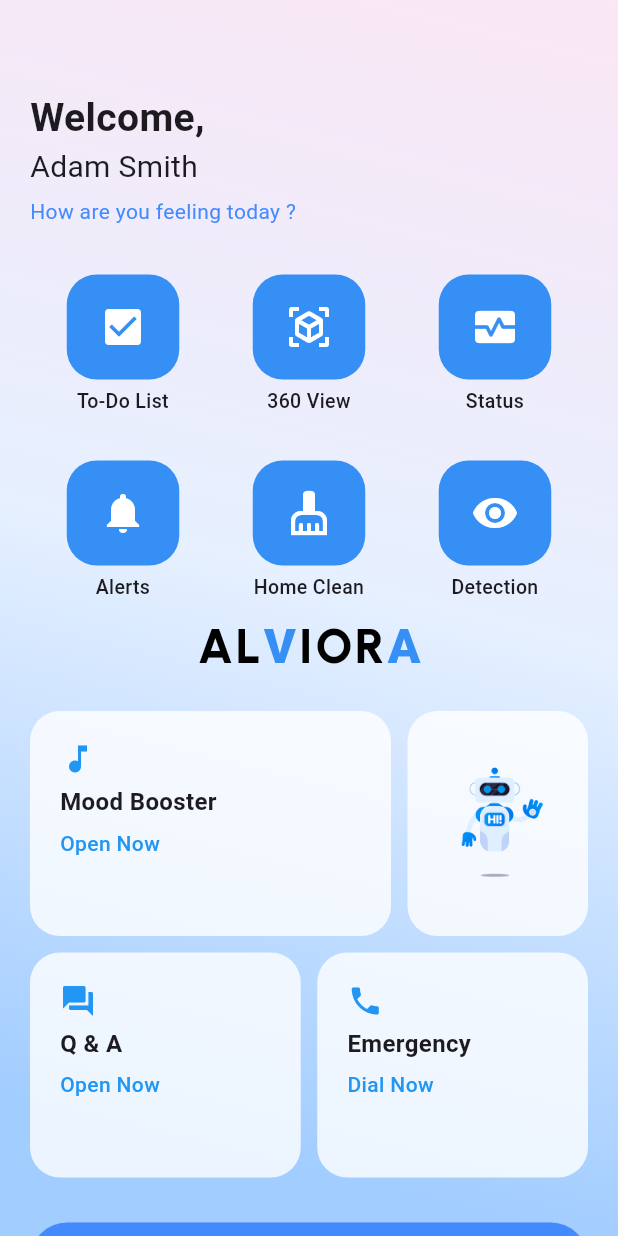
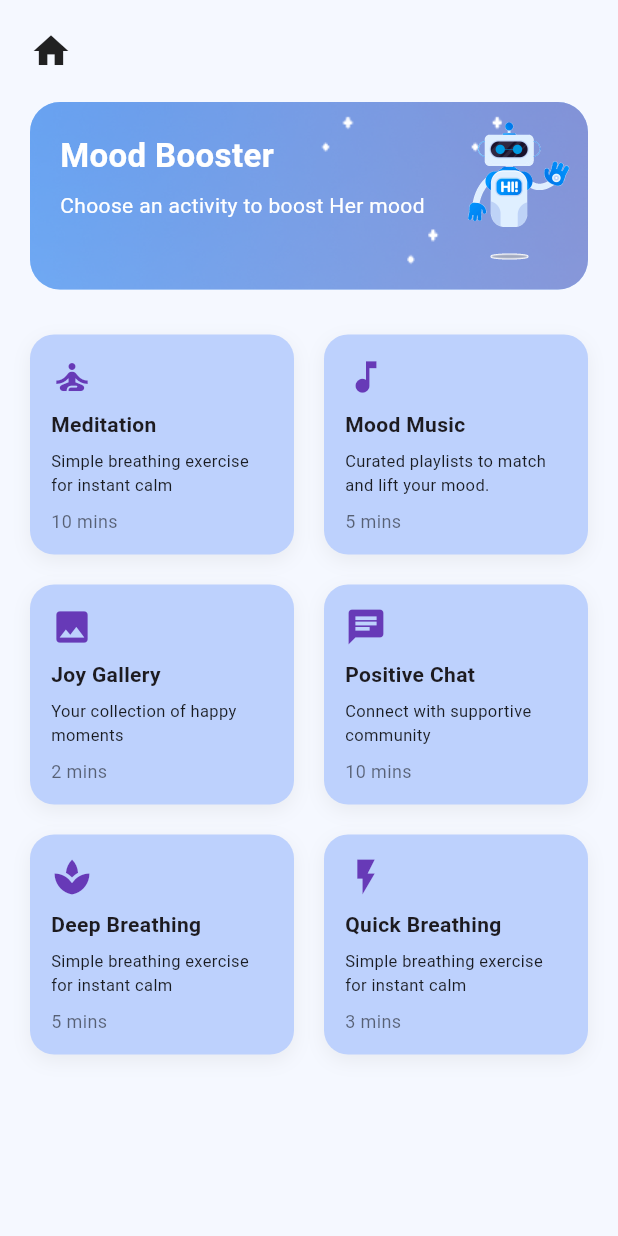
Before and after one commit to Sithumli/Alviora, a Flutter app: the HomeScreen screen opened directly, after a tap on "Mood Booster", on a phone screen of 412 x 824 dp. Run offline on Flutter 3.47's test engine with Material 3 defaults, Android fonts, the phone set to English and light mode, and no system bars; our stand-ins replace firebase_auth, firebase_core; accounts and stored records are empty.

Commit message:
Add Mood Booster screen and navigation

```diff
--- a/lib/home_screen.dart
+++ b/lib/home_screen.dart
@@ -1,4 +1,5 @@
 import 'package:flutter/material.dart';
+import 'package:alviora_app/mood_booster.dart';
 
 class HomeScreen extends StatelessWidget {
   const HomeScreen({Key? key}) : super(key: key);
@@ -48,7 +49,7 @@ class HomeScreen extends StatelessWidget {
 
                   // Icon buttons
                   SizedBox(
-                    height: 240, // Give a height to avoid layout issues
+                    height: 240,
                     child: GridView.count(
                       shrinkWrap: true,
                       physics: const NeverScrollableScrollPhysics(),
@@ -67,7 +68,6 @@ class HomeScreen extends StatelessWidget {
                     ),
                   ),
 
-                  // ALViora Text
                   const Padding(
                     padding: EdgeInsets.only(top: 0),
                     child: Center(
@@ -106,7 +106,13 @@ class HomeScreen extends StatelessWidget {
                       children: [
                         Expanded(
                           flex: 2,
-                          child: _buildCard("Mood Booster", Icons.music_note, "Open Now", () {}),
+                          child: _buildCard("Mood Booster", Icons.music_note, "Open Now", () {
+                            Navigator.push(
+                              context,
+                              MaterialPageRoute(
+                                  builder: (context) => const MoodBoosterScreen()),
+                            );
+                          }),
                         ),
                         const SizedBox(width: 11),
                         Expanded(
@@ -118,9 +124,7 @@ class HomeScreen extends StatelessWidget {
                               borderRadius: BorderRadius.circular(20),
                             ),
                             child: Center(
-                              child: Image.asset(
-                                "assets/robot2.png",
-                              ),
+                              child: Image.asset("assets/robot2.png"),
                             ),
                           ),
                         ),
--- /dev/null
+++ b/lib/mood_booster.dart
@@ -0,0 +1,193 @@
+import 'package:flutter/material.dart';
+import 'home_screen.dart'; // adjust the path as necessary
+
+class MoodBoosterScreen extends StatelessWidget {
+  const MoodBoosterScreen({Key? key}) : super(key: key);
+
+  @override
+  Widget build(BuildContext context) {
+    return Scaffold(
+      backgroundColor: const Color(0xFFF5F8FF),
+      body: SafeArea(
+        child: Padding(
+          padding: const EdgeInsets.all(20.0),
+          child: Column(
+            crossAxisAlignment: CrossAxisAlignment.start,
+            children: [
+              Row(
+                mainAxisAlignment: MainAxisAlignment.spaceBetween,
+                children: [
+                  GestureDetector(
+                    onTap: () {
+                      Navigator.push(
+                        context,
+                        MaterialPageRoute(builder: (context) => const HomeScreen()),
+                      );
+                    },
+                    child: const Icon(Icons.home, size: 28),
+                  ),
+                ],
+              ),
+              const SizedBox(height: 20),
+
+              // Mood Booster Card with background stars
+              Container(
+                width: double.infinity,
+                height: 125,
+                decoration: BoxDecoration(
+                  color: const Color(0xFFB4D9FF),
+                  borderRadius: BorderRadius.circular(20),
+                ),
+                child: Stack(
+                  children: [
+                    // Background stars image
+                    ClipRRect(
+                      borderRadius: BorderRadius.circular(20),
+                      child: Image.asset(
+                        'assets/background_moodbooster.png',
+                        fit: BoxFit.cover,
+                        width: double.infinity,
+                        height: double.infinity,
+                      ),
+                    ),
+                    // Text content
+                    Padding(
+                      padding: const EdgeInsets.all(20),
+                      child: Column(
+                        crossAxisAlignment: CrossAxisAlignment.start,
+                        children: const [
+                          Text(
+                            "Mood Booster",
+                            style: TextStyle(
+                              fontSize: 22,
+                              fontWeight: FontWeight.bold,
+                              color: Colors.white,
+                            ),
+                          ),
+                          SizedBox(height: 8),
+                          Text(
+                            "Choose an activity to boost Her mood",
+                            style: TextStyle(color: Colors.white, fontSize: 14),
+                          ),
+                        ],
+                      ),
+                    ),
+                    // Robot image
+                    Positioned(
+                      right: 0,
+                      top: 10,
+                      child: Image.asset('assets/robot2.png', height: 100),
+                    ),
+                  ],
+                ),
+              ),
+
+              const SizedBox(height: 30),
+
+              // Activity Grid
+              Expanded(
+                child: GridView.count(
+                  crossAxisCount: 2,
+                  mainAxisSpacing: 20,
+                  crossAxisSpacing: 20,
+                  childAspectRatio: 3 / 2.5,
+                  children: const [
+                    _ActivityTile(
+                      icon: Icons.self_improvement,
+                      title: 'Meditation',
+                      description: 'Simple breathing exercise for instant calm',
+                      time: '10 mins',
+                    ),
+                    _ActivityTile(
+                      icon: Icons.music_note,
+                      title: 'Mood Music',
+                      description: 'Curated playlists to match and lift your mood.',
+                      time: '5 mins',
+                    ),
+                    _ActivityTile(
+                      icon: Icons.photo,
+                      title: 'Joy Gallery',
+                      description: 'Your collection of happy moments',
+                      time: '2 mins',
+                    ),
+                    _ActivityTile(
+                      icon: Icons.chat,
+                      title: 'Positive Chat',
+                      description: 'Connect with supportive community',
+                      time: '10 mins',
+                    ),
+                    _ActivityTile(
+                      icon: Icons.spa,
+                      title: 'Deep Breathing',
+                      description: 'Simple breathing exercise for instant calm',
+                      time: '5 mins',
+                    ),
+                    _ActivityTile(
+                      icon: Icons.flash_on,
+                      title: 'Quick Breathing',
+                      description: 'Simple breathing exercise for instant calm',
+                      time: '3 mins',
+                    ),
+                  ],
+                ),
+              ),
+            ],
+          ),
+        ),
+      ),
+    );
+  }
+}
+
+class _ActivityTile extends StatelessWidget {
+  final IconData icon;
+  final String title;
+  final String description;
+  final String time;
+
+  const _ActivityTile({
+    required this.icon,
+    required this.title,
+    required this.description,
+    required this.time,
+  });
+
+  @override
+  Widget build(BuildContext context) {
+    return Container(
+      padding: const EdgeInsets.all(14),
+      decoration: BoxDecoration(
+        color: const Color(0xFFBDD1FD),
+        borderRadius: BorderRadius.circular(16),
+        boxShadow: [
+          BoxShadow(
+            color: Colors.grey.withOpacity(0.15),
+            blurRadius: 10,
+            offset: const Offset(0, 4),
+          )
+        ],
+      ),
+      child: Column(
+        crossAxisAlignment: CrossAxisAlignment.start,
+        children: [
+          Icon(icon, color: Colors.deepPurple, size: 28),
+          const SizedBox(height: 8),
+          Text(
+            title,
+            style: const TextStyle(fontWeight: FontWeight.bold, fontSize: 14),
+          ),
+          const SizedBox(height: 6),
+          Text(
+            description,
+            style: const TextStyle(fontSize: 11, color: Colors.black87),
+          ),
+          const Spacer(),
+          Text(
+            time,
+            style: const TextStyle(fontSize: 12, color: Colors.black54),
+          )
+        ],
+      ),
+    );
+  }
+}
--- a/pubspec.yaml
+++ b/pubspec.yaml
@@ -69,6 +69,7 @@ flutter:
   # To add assets to your application, add an assets section, like this:
 
   assets:
+    - assets/background_moodbooster.png
     - assets/robot.png
     - assets/robot2.png
 
```
Also changed, not shown: assets/background_moodbooster.png (added), 376 other files.
